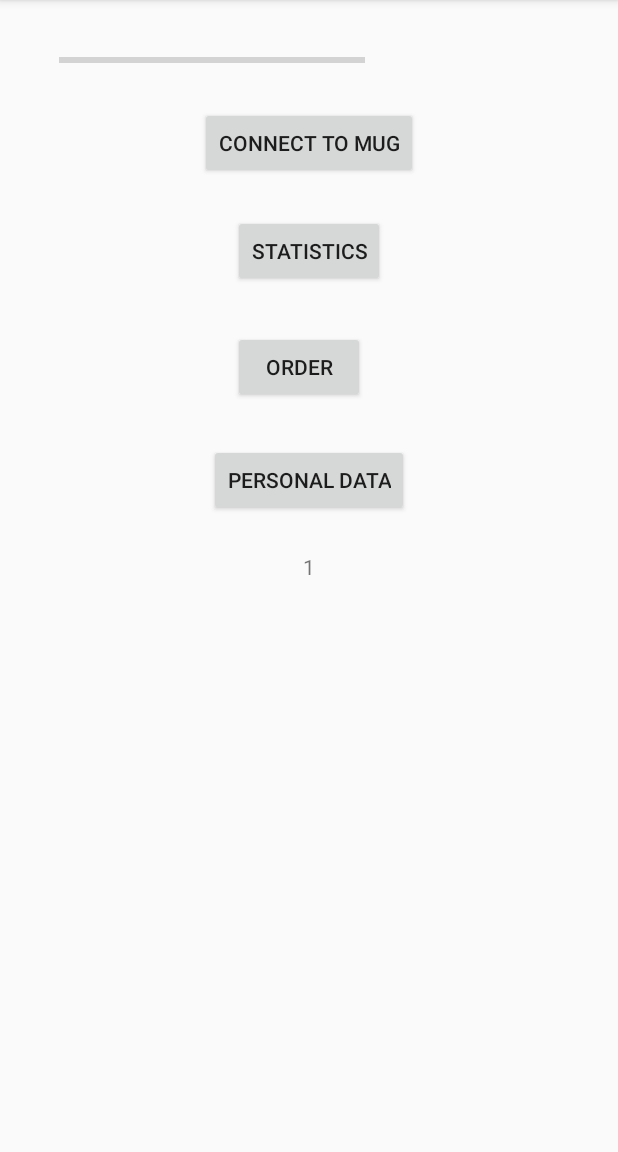
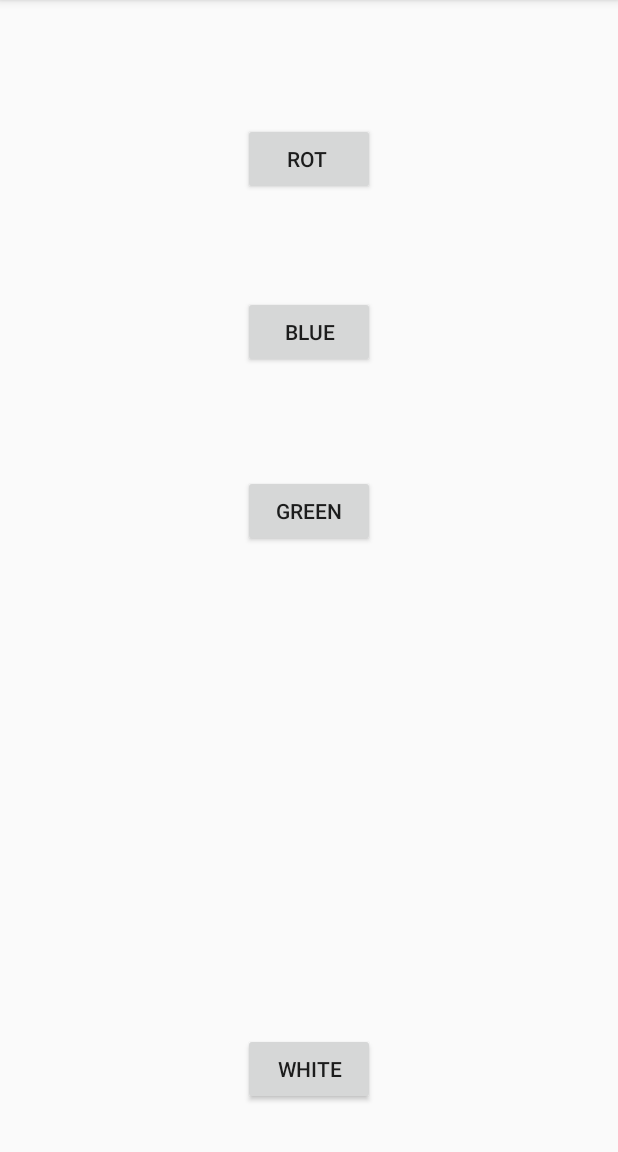
Before and after one commit to martin-dold/smartMug, an Android app: the screen it shows after launch (MainActivity before the commit, reOrderActivity after it), after a tap on "ORDER", on a phone screen of 412 x 824 dp, the part 84-1236 px from its top. Run offline under Robolectric (Android 15) with nearby library versions, the phone set to English and light mode, and no system bars.

```diff
--- a/development/src/app/SmartMug/app/src/main/AndroidManifest.xml
+++ b/development/src/app/SmartMug/app/src/main/AndroidManifest.xml
@@ -22,7 +22,8 @@
         <activity android:name=".Statistic" />
         <activity android:name=".PersonalData" />
         <activity android:name=".Order" />
-        <activity android:name=".ClientActivity"></activity>
+        <activity android:name=".ClientActivity" />
+        <activity android:name=".reOrderActivity"></activity>
     </application>
 
 </manifest>
--- a/development/src/app/SmartMug/app/src/main/java/com/example/smartmug/ConnectionActivity.java
+++ b/development/src/app/SmartMug/app/src/main/java/com/example/smartmug/ConnectionActivity.java
@@ -111,7 +111,7 @@ public class ConnectionActivity extends AppCompatActivity implements OnClickList
             });
 
             //mTCPClient.run(ip,por);
-            mTCPClient.run("192.168.5.102",8080);
+            mTCPClient.run("192.168.178.29",8080);
 
             return null;
         }
--- a/development/src/app/SmartMug/app/src/main/java/com/example/smartmug/MainActivity.java
+++ b/development/src/app/SmartMug/app/src/main/java/com/example/smartmug/MainActivity.java
@@ -21,6 +21,8 @@ public class MainActivity extends AppCompatActivity implements OnClickListener {
     public static ProgressBar progressBar;
     int progress = 0;
 
+    public static boolean tcpClientRunning = false;
+
 
 
     protected void onCreate(Bundle savedInstanceState) {
@@ -29,6 +31,8 @@ public class MainActivity extends AppCompatActivity implements OnClickListener {
         tvOrder = (TextView) findViewById(R.id.txtOrder);
         View btnManuellInput = findViewById(R.id.connectMugButton);
         btnManuellInput.setOnClickListener(this);
+        View btnOrder = findViewById(R.id.orderButton);
+        btnOrder.setOnClickListener(this);
         progressBar = (ProgressBar) findViewById(R.id.progressBar);
     }
 
@@ -66,9 +70,14 @@ public class MainActivity extends AppCompatActivity implements OnClickListener {
                 startActivity(intentStat);
                 break;
             case R.id.orderButton:
-                orderCont++;
-                String resu = String.valueOf(orderCont);
-                tvOrder.setText(resu);
+
+                Intent intentOrder = new Intent(this, reOrderActivity.class);
+                startActivity(intentOrder);
+
+
+                //orderCont++;
+                //String resu = String.valueOf(orderCont);
+                //tvOrder.setText(resu);
                 //setProgressValue(progress);
 //                Intent intentOrder = new Intent (this, Statistic.class);
 //                startActivity(intentOrder);
--- /dev/null
+++ b/development/src/app/SmartMug/app/src/main/java/com/example/smartmug/reOrderActivity.java
@@ -0,0 +1,63 @@
+package com.example.smartmug;
+
+import android.content.Context;
+import android.content.Intent;
+import android.support.v7.app.AppCompatActivity;
+import android.os.Bundle;
+import android.view.View;
+import android.widget.Toast;
+
+public class reOrderActivity extends AppCompatActivity implements View.OnClickListener {
+
+
+    @Override
+    protected void onCreate(Bundle savedInstanceState) {
+        super.onCreate(savedInstanceState);
+        setContentView(R.layout.activity_re_order);
+
+        View btnBlue = findViewById(R.id.buttonLightBlue);
+        btnBlue.setOnClickListener(this);
+        View btnWhite = findViewById(R.id.buttonLightWhite);
+        btnWhite.setOnClickListener(this);
+        View btnRed = findViewById(R.id.buttonLightRed);
+        btnRed.setOnClickListener(this);
+        View btnGreen = findViewById(R.id.buttonLightGreen);
+        btnGreen.setOnClickListener(this);
+    }
+
+    @Override
+    public void onClick(View arg) {
+
+        switch (arg.getId()) {
+            case R.id.buttonLightBlue:
+
+                /*
+
+                if(MainActivity.tcpClientRunning == true){
+                    //change the color
+                    TCPClient.sendMessage("test\n");
+                } else {
+
+                    Context context = getApplicationContext();
+                    CharSequence text = "No TCP Connection!";
+                    int duration = Toast.LENGTH_LONG;
+
+                    Toast toast = Toast.makeText(context, text, duration);
+                    toast.show();
+                }
+*/
+
+                break;
+            case R.id.buttonLightWhite:
+
+                break;
+            case R.id.buttonLightGreen:
+
+                break;
+            case R.id.buttonLightRed:
+
+                break;
+
+        }
+    }
+}
--- /dev/null
+++ b/development/src/app/SmartMug/app/src/main/res/layout/activity_re_order.xml
@@ -0,0 +1,51 @@
+<?xml version="1.0" encoding="utf-8"?>
+<RelativeLayout xmlns:android="http://schemas.android.com/apk/res/android"
+    xmlns:tools="http://schemas.android.com/tools"
+    android:id="@+id/activity_re_order"
+    android:layout_width="match_parent"
+    android:layout_height="match_parent"
+    android:paddingBottom="@dimen/activity_vertical_margin"
+    android:paddingLeft="@dimen/activity_horizontal_margin"
+    android:paddingRight="@dimen/activity_horizontal_margin"
+    android:paddingTop="@dimen/activity_vertical_margin"
+    tools:context="com.example.smartmug.reOrderActivity">
+
+    <Button
+        android:text="Rot "
+        android:layout_width="wrap_content"
+        android:layout_height="wrap_content"
+        android:layout_alignParentTop="true"
+        android:layout_centerHorizontal="true"
+        android:layout_marginTop="66dp"
+        android:id="@+id/buttonLightRed" />
+
+    <Button
+        android:text="Blue"
+        android:layout_width="wrap_content"
+        android:layout_height="wrap_content"
+        android:layout_below="@+id/buttonLightRed"
+        android:layout_alignLeft="@+id/buttonLightRed"
+        android:layout_alignStart="@+id/buttonLightRed"
+        android:layout_marginTop="67dp"
+        android:id="@+id/buttonLightBlue" />
+
+    <Button
+        android:text="Green"
+        android:layout_width="wrap_content"
+        android:layout_height="wrap_content"
+        android:layout_below="@+id/buttonLightBlue"
+        android:layout_alignRight="@+id/buttonLightBlue"
+        android:layout_alignEnd="@+id/buttonLightBlue"
+        android:layout_marginTop="71dp"
+        android:id="@+id/buttonLightGreen" />
+
+    <Button
+        android:text="White"
+        android:layout_width="wrap_content"
+        android:layout_height="wrap_content"
+        android:layout_alignParentBottom="true"
+        android:layout_alignLeft="@+id/buttonLightGreen"
+        android:layout_alignStart="@+id/buttonLightGreen"
+        android:layout_marginBottom="15dp"
+        android:id="@+id/buttonLightWhite" />
+</RelativeLayout>
```
Also changed, not shown: development/src/app/SmartMug/app/src/main/java/com/example/smartmug/MugContent.java (+8 -3 lines), development/src/app/SmartMug/app/src/main/java/com/example/smartmug/TCPClient.java (+19 -3 lines).
